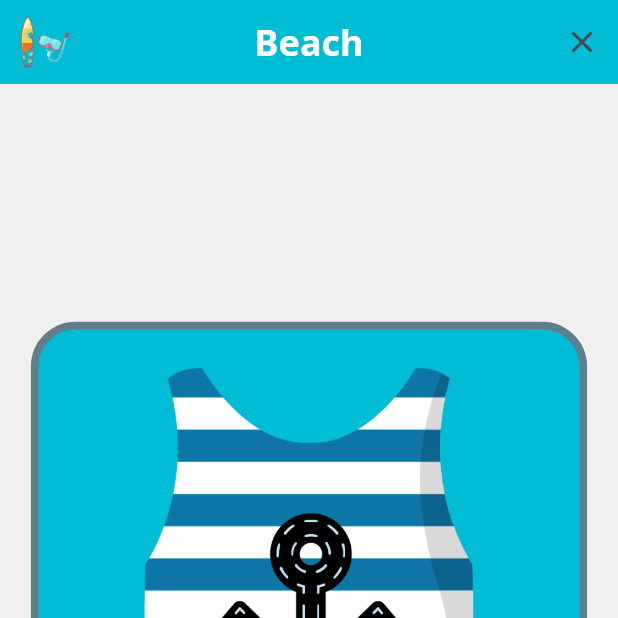
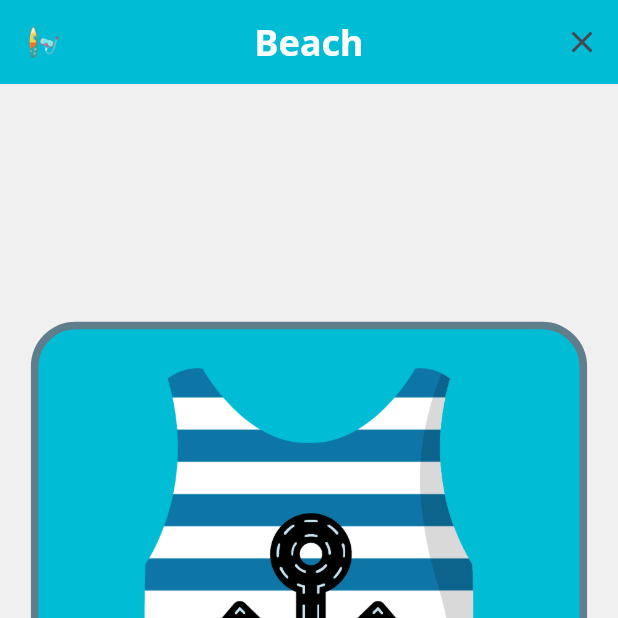
Before and after one commit to honpphuc/English-flashcards, a Flutter app: the screen it shows after launch, after a tap on "Beach", on a phone screen of 412 x 824 dp, the top half of it. Run offline on Flutter 3.47's test engine with Material 3 defaults, Android fonts, the phone set to English and light mode, and no system bars; our stand-ins replace flutter_tts, google_fonts.

Commit message:
Update 20-21

```diff
--- a/lib/component/app/custom_appbar.dart
+++ b/lib/component/app/custom_appbar.dart
@@ -28,7 +28,7 @@ class CustomAppBar extends StatelessWidget {
           ),
         ],
         leading: Padding(
-          padding: const EdgeInsets.all(8.0),
+          padding: const EdgeInsets.all(16),
           child: Hero(
             tag: notifier.topic,
             child: Image.asset('assets/images/${notifier.topic}.png'),
--- a/lib/component/flashcards_page/results_box.dart
+++ b/lib/component/flashcards_page/results_box.dart
@@ -7,7 +7,7 @@ import 'package:provider/provider.dart';
 import '../../pages/home_page.dart';
 
 class ResultsBox extends StatelessWidget {
-  const ResultsBox({Key? key}) : super(key: key);
+  const ResultsBox({super.key});
 
   @override
   Widget build(BuildContext context) {
--- a/lib/configs/constants.dart
+++ b/lib/configs/constants.dart
@@ -11,3 +11,5 @@ const int kSlideAwayDuration = 600;
 const double kCircularBorderRadius = 30.0;
 
 const double kCardBorderWidth = 5;
+
+const double kAppBarHeight = 56;
--- a/lib/configs/themes.dart
+++ b/lib/configs/themes.dart
@@ -63,4 +63,7 @@ final appTheme = ThemeData(
     color: kCyanBlue,
     linearTrackColor: Colors.grey,
   ),
+  switchTheme: SwitchThemeData(
+    thumbColor: WidgetStateProperty.all<Color>(Colors.white),
+  )
 );
--- /dev/null
+++ b/lib/enums/settings.dart
@@ -0,0 +1 @@
+enum Settings {englishFirst, showVietnamese, audioOnly}
--- a/lib/main.dart
+++ b/lib/main.dart
@@ -1,6 +1,7 @@
  import 'package:flutter/material.dart';
 import 'package:flutter_flashcard/configs/themes.dart';
 import 'package:flutter_flashcard/notifier/flashcards_notifier.dart';
+import 'package:flutter_flashcard/notifier/settings_notifier.dart';
 import 'package:flutter_flashcard/pages/home_page.dart';
 import 'package:provider/provider.dart';
 
@@ -8,7 +9,8 @@ import 'package:provider/provider.dart';
 void main() {
   runApp(MultiProvider(
     providers: [
-      ChangeNotifierProvider(create: (_) => FlashcardNotiFier())
+      ChangeNotifierProvider(create: (_) => FlashcardNotiFier()),
+      ChangeNotifierProvider(create: (_) => SettingsNotifier())
     ],
       child: const MyApp()));
 }
--- a/lib/pages/flashcards_page.dart
+++ b/lib/pages/flashcards_page.dart
@@ -1,4 +1,5 @@
 import 'package:flutter/material.dart';
+import 'package:flutter_flashcard/configs/constants.dart';
 import 'package:flutter_flashcard/notifier/flashcards_notifier.dart';
 import 'package:provider/provider.dart';
 
@@ -30,7 +31,7 @@ class _FlashcardsPageState extends State<FlashcardsPage> {
     return Consumer<FlashcardNotiFier>(
       builder: (_, notifier, __) => Scaffold(
         appBar: PreferredSize(
-            preferredSize: Size.fromHeight(56),
+            preferredSize: Size.fromHeight(kAppBarHeight),
             child: CustomAppBar()),
         body: IgnorePointer(
           ignoring: notifier.ignoreTouchers,
--- a/lib/pages/home_page.dart
+++ b/lib/pages/home_page.dart
@@ -1,9 +1,12 @@
 import 'package:flutter/material.dart';
 import 'package:flutter_flashcard/animations/fade_in_animation.dart';
+import 'package:flutter_flashcard/pages/settings_page.dart';
+import 'package:provider/provider.dart';
 
 import '../component/home_page/topic_tile.dart';
 import '../configs/constants.dart';
 import '../data/words.dart';
+import '../notifier/flashcards_notifier.dart';
 
 class HomePage extends StatefulWidget {
   const HomePage({super.key});
@@ -50,9 +53,15 @@ class _HomePageState extends State<HomePage> {
           children: [
             Column(
               children: [
-                SizedBox(
-                  width: size.width * kIconPadding,
-                  child: Image.asset('assets/images/Settings.png'),
+                GestureDetector(
+                  onTap: (){
+                    Provider.of<FlashcardNotiFier>(context, listen: false).setTopic(topic: 'Settings');
+                    Navigator.push(context, MaterialPageRoute(builder: (context) => SettingsPages()));
+                  },
+                  child: SizedBox(
+                    width: size.width * kIconPadding,
+                    child: Image.asset('assets/images/Settings.png'),
+                  ),
                 ),
                 SizedBox(height: size.height *kIconPadding,),
               ],
--- a/lib/utlis/methods.dart
+++ b/lib/utlis/methods.dart
@@ -3,7 +3,24 @@ import 'package:flutter_flashcard/notifier/flashcards_notifier.dart';
 import 'package:flutter_flashcard/pages/flashcards_page.dart';
 import 'package:provider/provider.dart';
 
-loadSession({required BuildContext context, required String topic}){
-  Navigator.of(context).pushReplacement(MaterialPageRoute(builder: (context) =>FlashcardsPage()));
+import '../enums/settings.dart';
+
+loadSession({required BuildContext context, required String topic}) {
+  Navigator.of(
+    context,
+  ).pushReplacement(MaterialPageRoute(builder: (context) => FlashcardsPage()));
   Provider.of<FlashcardNotiFier>(context, listen: false).setTopic(topic: topic);
 }
+
+extension SettingsToText on Settings {
+  String toText() {
+    switch (this) {
+      case Settings.englishFirst:
+        return 'Show English First';
+      case Settings.showVietnamese:
+        return 'Show Vietnamese';
+      case Settings.audioOnly:
+        return 'Test Listening';
+    }
+  }
+}
```
Also changed, not shown: lib/component/settings/settings_title.dart (added, +19 -0 lines), lib/component/settings/switch_button.dart (added, +30 -0 lines), lib/notifier/settings_notifier.dart (added, +21 -0 lines), lib/pages/settings_page.dart (added, +53 -0 lines).
